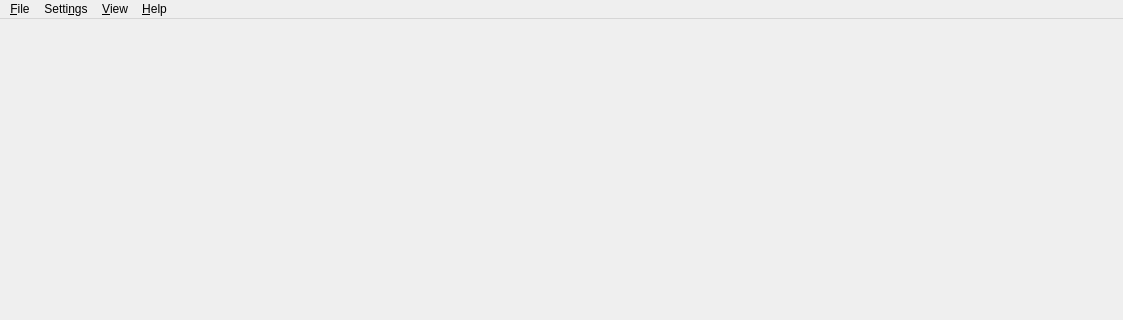
Old version of the form src/mainwindow.ui in the repository KDAB/hotspot; both pictures show x 0 to 1123 and y 0 to 320 of the 1123 by 769 pixel window.
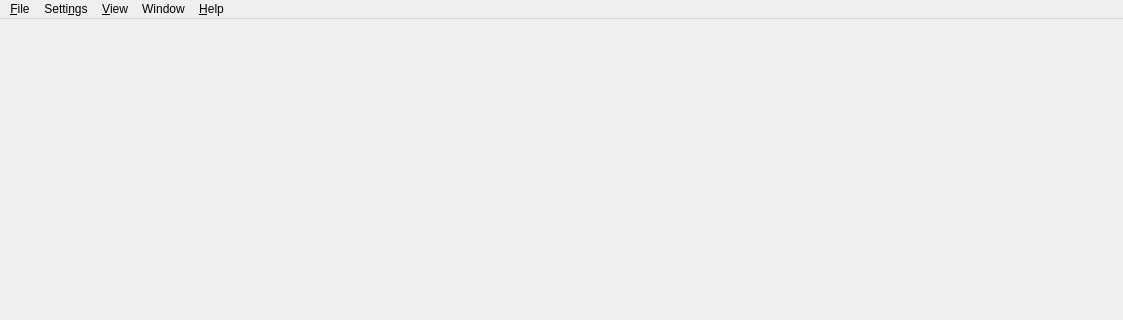
New version of the form. Icons and pictures are not drawn.

The edit to the form file:
```diff
--- a/src/mainwindow.ui
+++ b/src/mainwindow.ui
@@ -23,7 +23,7 @@
      <x>0</x>
      <y>0</y>
      <width>1123</width>
-     <height>29</height>
+     <height>30</height>
     </rect>
    </property>
    <widget class="QMenu" name="helpMenu">
@@ -52,9 +52,15 @@
      <bool>true</bool>
     </property>
    </widget>
+   <widget class="QMenu" name="windowMenu">
+    <property name="title">
+     <string>Window</string>
+    </property>
+   </widget>
    <addaction name="fileMenu"/>
    <addaction name="settingsMenu"/>
    <addaction name="viewMenu"/>
+   <addaction name="windowMenu"/>
    <addaction name="helpMenu"/>
   </widget>
   <action name="actionAbout_Hotspot">
```
